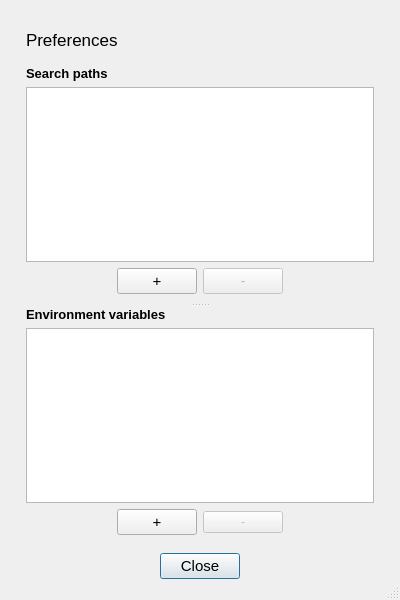
Old version of the form preferences.ui in the repository mikaelsundell/jobman.
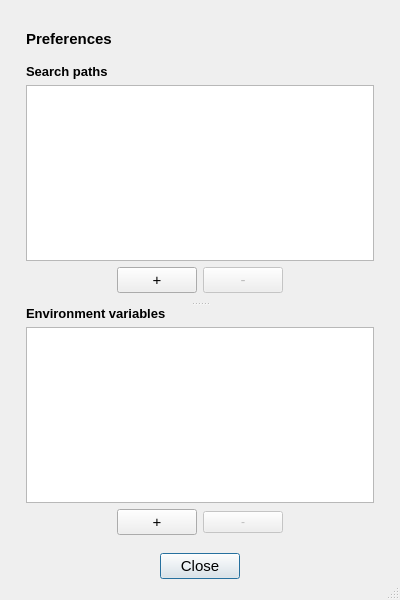
New version of the form. Custom widgets are drawn as their Qt base class.

Diff of the .ui file:
```diff
--- a/preferences.ui
+++ b/preferences.ui
@@ -93,8 +93,8 @@
           <widget class="QLabel" name="label">
            <property name="font">
             <font>
-             <pointsize>13</pointsize>
-             <bold>false</bold>
+             <pointsize>11</pointsize>
+             <bold>true</bold>
             </font>
            </property>
            <property name="text">
```
